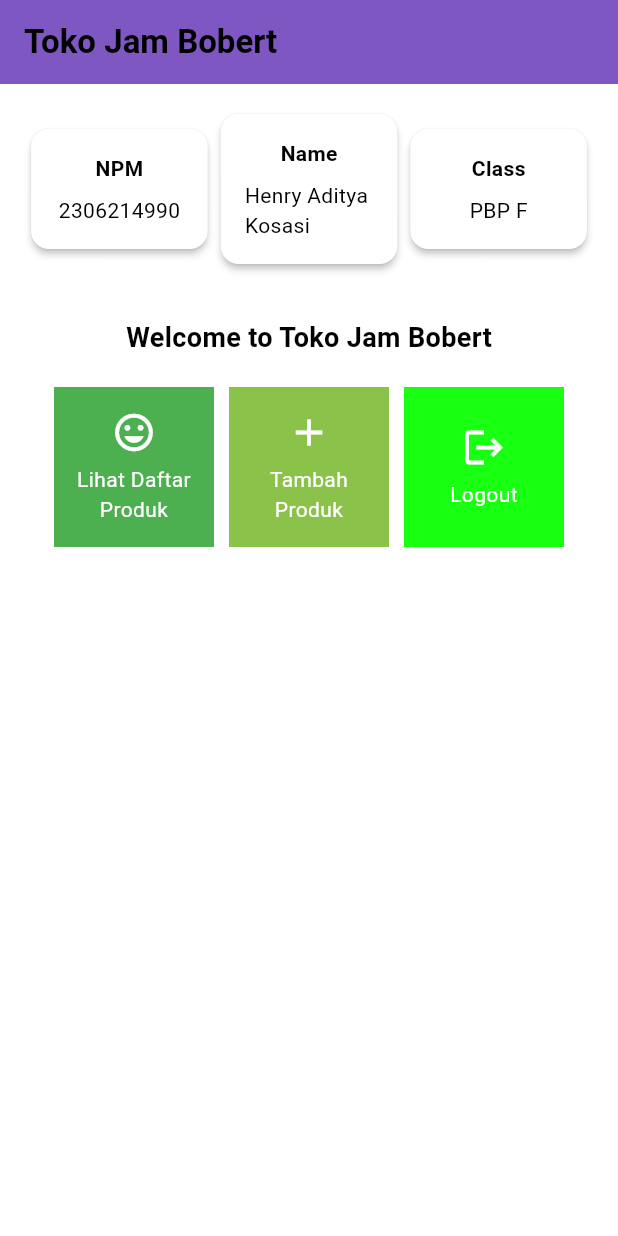
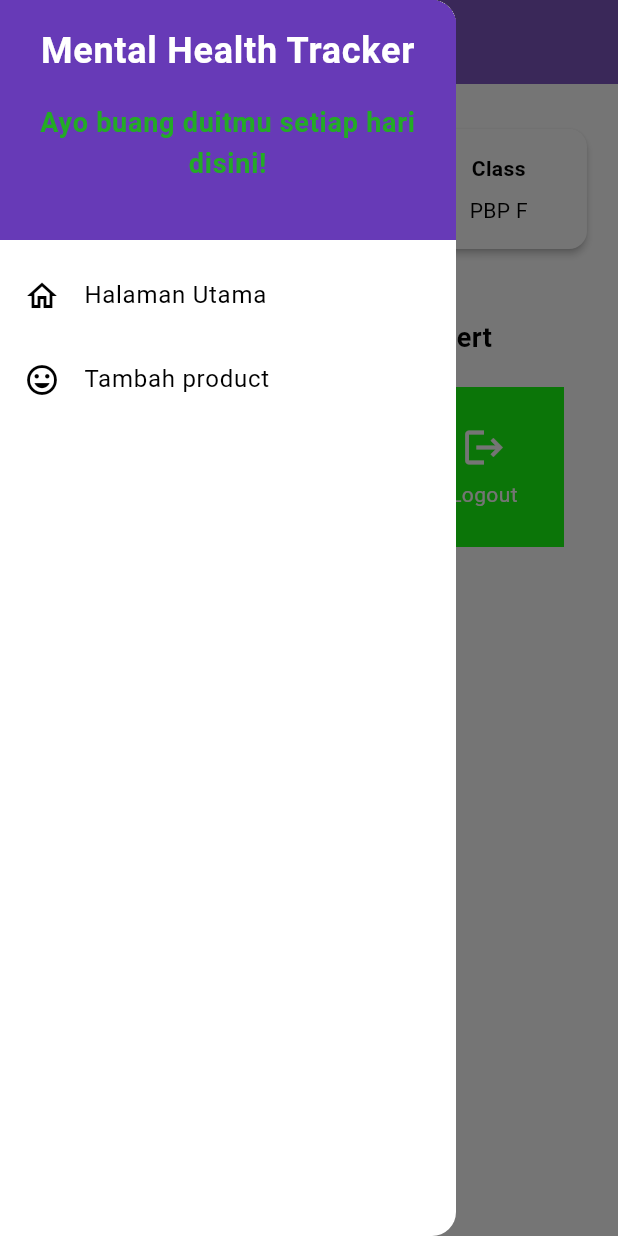
Before and after one commit to henryak25/toko-jam-bobert-mobile, a Flutter app: the screen it shows after launch, with the side drawer open (before the commit the screen has no drawer), on a phone screen of 412 x 824 dp. Run offline on Flutter 3.47's test engine with Material 3 defaults, Android fonts, the phone set to English and light mode, and no system bars.

Commit message:
Tugas 08 Selesai (harusnya hehe)

```diff
--- a/lib/main.dart
+++ b/lib/main.dart
@@ -1,5 +1,5 @@
 import 'package:flutter/material.dart';
-import 'package:toko_jam_bobert/menu.dart';
+import 'package:toko_jam_bobert/screens/menu.dart';
 void main() {
   runApp(const MyApp());
 }
--- a/lib/menu.dart
+++ b/lib/screens/menu.dart
@@ -1,4 +1,6 @@
 import 'package:flutter/material.dart';
+import 'package:toko_jam_bobert/widgets/product_card.dart';
+import 'package:toko_jam_bobert/widgets/left_drawer.dart';
 class MyHomePage extends StatelessWidget {
   final String npm = '2306214990'; // NPM
   final String name = 'Henry Aditya Kosasi'; // Nama
@@ -26,7 +28,9 @@
         ),
         // Warna latar belakang AppBar diambil dari skema warna tema aplikasi.
         backgroundColor: Theme.of(context).colorScheme.secondary,
+        iconTheme: const IconThemeData(color: Colors.white),
       ),
+      drawer: const LeftDrawer(),
       // Body halaman dengan padding di sekelilingnya.
       body: Padding(
         padding: const EdgeInsets.all(16.0),
@@ -91,12 +95,6 @@
 }
 
 
-class ItemHomepage {
-     final String name;
-     final IconData icon;
-     final Color color;
-     ItemHomepage(this.name, this.icon, this.color);
- }
 
 class InfoCard extends StatelessWidget {
   // Kartu informasi yang menampilkan title dan content.
@@ -130,59 +128,3 @@
     );
   }
 }
-
-
-class ItemCard extends StatelessWidget {
-  // Menampilkan kartu dengan ikon dan nama.
-
-  final ItemHomepage item;
-
-  const ItemCard(this.item, {super.key});
-
-  @override
-  Widget build(BuildContext context) {
-    return Material(
-      // Menentukan warna latar belakang dari tema aplikasi.
-      color: Theme.of(context).colorScheme.secondary,
-      // Membuat sudut kartu melengkung.
-      borderRadius: BorderRadius.circular(12),
-
-      child: InkWell(
-        // Aksi ketika kartu ditekan.
-        onTap: () {
-          // Menampilkan pesan SnackBar saat kartu ditekan.
-          ScaffoldMessenger.of(context)
-            ..hideCurrentSnackBar()
-            ..showSnackBar(
-              SnackBar(content: Text("Kamu telah menekan tombol ${item.name}!"))
-            );
-        },
-        // Container untuk menyimpan Icon dan Text
-        child: Container(
-          padding: const EdgeInsets.all(8),
-          color: item.color,
-          child: Center(
-            child: Column(
-              // Menyusun ikon dan teks di tengah kartu.
-              mainAxisAlignment: MainAxisAlignment.center,
-              children: [
-                Icon(
-                  item.icon,
-                  color: Colors.white,
-                  size: 30.0,
-                ),
-                const Padding(padding: EdgeInsets.all(3)),
-                Text(
-                  item.name,
-                  textAlign: TextAlign.center,
-                  style: const TextStyle(color: Colors.white),
-                ),
-              ],
-            ),
-          ),
-        ),
-      ),
-    );
-  }
-
-}
--- /dev/null
+++ b/lib/widgets/left_drawer.dart
@@ -0,0 +1,72 @@
+import 'package:flutter/material.dart';
+import 'package:toko_jam_bobert/screens/menu.dart';
+import 'package:toko_jam_bobert/screens/productentry_form.dart';
+class LeftDrawer extends StatelessWidget {
+  const LeftDrawer({super.key});
+
+  @override
+  Widget build(BuildContext context) {
+    return Drawer(
+      child: ListView(
+        children: [
+          DrawerHeader(
+            decoration: BoxDecoration(
+              color: Theme.of(context).colorScheme.primary,
+            ),
+            child: const Column(
+              children: [
+                Text(
+                  'Mental Health Tracker',
+                  textAlign: TextAlign.center,
+                  style: TextStyle(
+                    fontSize: 24,
+                    fontWeight: FontWeight.bold,
+                    color: Colors.white,
+                  ),
+                ),
+                Padding(padding: EdgeInsets.all(8)),
+                Text(
+                  "Ayo buang duitmu setiap hari disini!",
+                  textAlign: TextAlign.center,
+                  style: TextStyle(
+                    fontSize: 18,
+                    fontWeight: FontWeight.bold,
+                    color: Color.fromARGB(255, 35, 171, 37),
+                  ),
+                ),
+              ],
+            ),
+          ),
+          ListTile(
+            leading: const Icon(Icons.home_outlined),
+            title: const Text('Halaman Utama'),
+            // Bagian redirection ke MyHomePage
+            onTap: () {
+              Navigator.pushReplacement(
+                  context,
+                  MaterialPageRoute(
+                    builder: (context) => MyHomePage(),
+                  ));
+            },
+          ),
+          ListTile(
+            leading: const Icon(Icons.mood),
+            title: const Text('Tambah product'),
+            // Bagian redirection ke MoodEntryFormPage
+            onTap: () {
+              Navigator.pushReplacement(
+              context,
+              MaterialPageRoute(
+                  builder: (context) => const ProductEntryFormPage(),
+              ));
+              /*
+              TODO: Buatlah routing ke MoodEntryFormPage di sini,
+              setelah halaman MoodEntryFormPage sudah dibuat.
+              */
+            },
+          ),
+        ],
+      ),
+    );
+  }
+}
--- /dev/null
+++ b/lib/widgets/product_card.dart
@@ -0,0 +1,69 @@
+import 'package:flutter/material.dart';
+import 'package:toko_jam_bobert/screens/productentry_form.dart';
+class ItemHomepage {
+     final String name;
+     final IconData icon;
+     final Color color;
+     ItemHomepage(this.name, this.icon, this.color);
+ }
+
+
+class ItemCard extends StatelessWidget {
+  // Menampilkan kartu dengan ikon dan nama.
+
+  final ItemHomepage item;
+
+  const ItemCard(this.item, {super.key});
+
+  @override
+  Widget build(BuildContext context) {
+    return Material(
+      // Menentukan warna latar belakang dari tema aplikasi.
+      color: Theme.of(context).colorScheme.secondary,
+      // Membuat sudut kartu melengkung.
+      borderRadius: BorderRadius.circular(12),
+
+      child: InkWell(
+        // Aksi ketika kartu ditekan.
+        onTap: () {
+          // Memunculkan SnackBar ketika diklik
+          ScaffoldMessenger.of(context)
+            ..hideCurrentSnackBar()
+            ..showSnackBar(SnackBar(
+                content: Text("Kamu telah menekan tombol ${item.name}!")));
+
+          // Navigate ke route yang sesuai (tergantung jenis tombol)
+          if (item.name == "Tambah Produk") {
+              Navigator.push(context,
+              MaterialPageRoute(builder: (context) => const ProductEntryFormPage()));
+            // TODO: Gunakan Navigator.push untuk melakukan navigasi ke MaterialPageRoute yang mencakup MoodEntryFormPage.
+          }
+        },
+        // Container untuk menyimpan Icon dan Text
+        child: Container(
+          padding: const EdgeInsets.all(8),
+          color: item.color,
+          child: Center(
+            child: Column(
+              // Menyusun ikon dan teks di tengah kartu.
+              mainAxisAlignment: MainAxisAlignment.center,
+              children: [
+                Icon(
+                  item.icon,
+                  color: Colors.white,
+                  size: 30.0,
+                ),
+                const Padding(padding: EdgeInsets.all(3)),
+                Text(
+                  item.name,
+                  textAlign: TextAlign.center,
+                  style: const TextStyle(color: Colors.white),
+                ),
+              ],
+            ),
+          ),
+        ),
+      ),
+    );
+  }
+}
```
Also changed, not shown: lib/screens/productentry_form.dart (added, +163 -0 lines), 1 other file.
